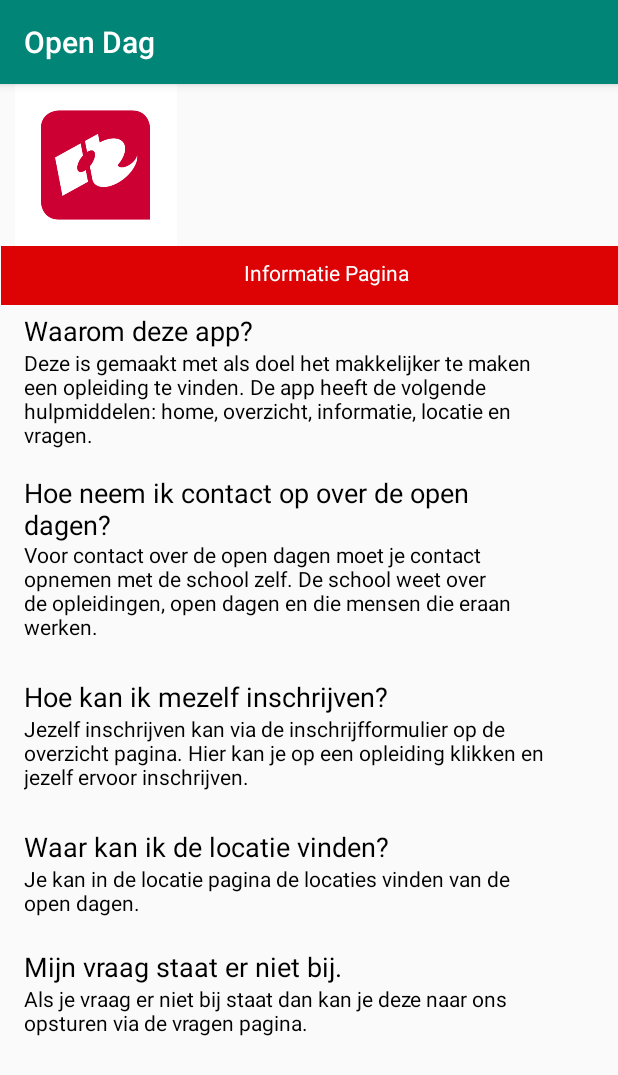
After one commit to canberkates/Project-B, an Android app: the Main2Activity screen opened directly, with no data from a screen before it, on a phone screen of 412 x 824 dp. The commit adds this screen. Shown: the top 1075 px of the screen. Run offline under Robolectric (Android 15) with nearby library versions, the phone set to English and light mode, and no system bars.

Commit message:
next version

```diff
--- a/OpenDag/app/src/main/AndroidManifest.xml
+++ b/OpenDag/app/src/main/AndroidManifest.xml
@@ -1,6 +1,6 @@
 <?xml version="1.0" encoding="utf-8"?>
 <manifest xmlns:android="http://schemas.android.com/apk/res/android"
-    package="nl.bakisen.opendag" >
+    package="nl.bakisen.opendag">
 
     <application
         android:allowBackup="true"
@@ -8,8 +8,9 @@
         android:label="@string/app_name"
         android:roundIcon="@mipmap/ic_launcher_round"
         android:supportsRtl="true"
-        android:theme="@style/AppTheme" >
-        <activity android:name=".MainActivity" >
+        android:theme="@style/AppTheme">
+        <activity android:name=".Main2Activity"></activity>
+        <activity android:name=".MainActivity">
             <intent-filter>
                 <action android:name="android.intent.action.MAIN" />
 
--- /dev/null
+++ b/OpenDag/app/src/main/java/nl/bakisen/opendag/Main2Activity.java
@@ -0,0 +1,13 @@
+package nl.bakisen.opendag;
+
+import android.support.v7.app.AppCompatActivity;
+import android.os.Bundle;
+
+public class Main2Activity extends AppCompatActivity {
+
+    @Override
+    protected void onCreate(Bundle savedInstanceState) {
+        super.onCreate(savedInstanceState);
+        setContentView(R.layout.activity_main2);
+    }
+}
--- /dev/null
+++ b/OpenDag/app/src/main/res/drawable/menubarscreen.xml
@@ -0,0 +1,4 @@
+<?xml version="1.0" encoding="utf-8"?>
+<shape android:shape="rectangle" xmlns:android="http://schemas.android.com/apk/res/android">
+<solid android:color="@color/hrokleur"/>
+</shape>
--- a/OpenDag/app/src/main/res/layout/activity_main.xml
+++ b/OpenDag/app/src/main/res/layout/activity_main.xml
@@ -10,10 +10,11 @@
     <TextView
         android:layout_width="wrap_content"
         android:layout_height="wrap_content"
-        android:text="Hello World!"
         app:layout_constraintBottom_toBottomOf="parent"
+        app:layout_constraintHorizontal_bias="0.176"
         app:layout_constraintLeft_toLeftOf="parent"
         app:layout_constraintRight_toRightOf="parent"
-        app:layout_constraintTop_toTopOf="parent" />
+        app:layout_constraintTop_toTopOf="parent"
+        app:layout_constraintVertical_bias="0.07" />
 
 </android.support.constraint.ConstraintLayout>
--- /dev/null
+++ b/OpenDag/app/src/main/res/layout/activity_main2.xml
@@ -0,0 +1,164 @@
+<?xml version="1.0" encoding="utf-8"?>
+<android.support.constraint.ConstraintLayout xmlns:android="http://schemas.android.com/apk/res/android"
+    xmlns:app="http://schemas.android.com/apk/res-auto"
+    xmlns:tools="http://schemas.android.com/tools"
+    android:layout_width="match_parent"
+    android:layout_height="match_parent"
+    tools:context=".Main2Activity">
+
+
+    <ImageView
+        android:id="@+id/imageView"
+        android:layout_width="127dp"
+        android:layout_height="108dp"
+        app:layout_constraintStart_toStartOf="parent"
+        app:layout_constraintTop_toTopOf="parent"
+        app:srcCompat="@drawable/hrlogo" />
+
+    <ImageView
+        android:id="@+id/imageView2"
+        android:layout_width="411dp"
+        android:layout_height="39dp"
+        android:layout_marginStart="8dp"
+        android:layout_marginTop="108dp"
+        app:layout_constraintEnd_toEndOf="parent"
+        app:layout_constraintHorizontal_bias="1.0"
+        app:layout_constraintStart_toStartOf="parent"
+        app:layout_constraintTop_toTopOf="parent"
+        app:srcCompat="@drawable/menubarscreen" />
+
+    <TextView
+        android:id="@+id/textView3"
+        android:layout_width="180dp"
+        android:layout_height="36dp"
+        android:layout_marginTop="108dp"
+        android:gravity="center"
+        android:text="Informatie Pagina"
+        android:textColor="@color/white"
+        app:layout_constraintEnd_toEndOf="parent"
+        app:layout_constraintHorizontal_bias="0.549"
+        app:layout_constraintStart_toStartOf="parent"
+        app:layout_constraintTop_toTopOf="parent" />
+
+    <TextView
+        android:id="@+id/textView6"
+        android:layout_width="wrap_content"
+        android:layout_height="wrap_content"
+        android:layout_marginStart="16dp"
+        android:layout_marginTop="152dp"
+        android:text="Waarom deze app?"
+        android:textColor="@color/black"
+        android:textSize="18dp"
+        app:layout_constraintStart_toStartOf="parent"
+        app:layout_constraintTop_toTopOf="parent" />
+
+    <TextView
+        android:id="@+id/textView7"
+        android:layout_width="350dp"
+        android:layout_height="wrap_content"
+        android:layout_marginStart="16dp"
+        android:layout_marginTop="260dp"
+        android:text="Hoe neem ik contact op over de open dagen?"
+        android:textColor="@color/black"
+        android:textSize="18dp"
+        app:layout_constraintStart_toStartOf="parent"
+        app:layout_constraintTop_toTopOf="parent" />
+
+    <TextView
+        android:id="@+id/textView8"
+        android:layout_width="350dp"
+        android:layout_height="wrap_content"
+        android:layout_marginStart="16dp"
+        android:layout_marginTop="496dp"
+        android:text="Waar kan ik de locatie vinden?"
+        android:textColor="@color/black"
+        android:textSize="18dp"
+        app:layout_constraintStart_toStartOf="parent"
+        app:layout_constraintTop_toTopOf="parent" />
+
+    <TextView
+        android:id="@+id/textView9"
+        android:layout_width="350dp"
+        android:layout_height="wrap_content"
+        android:layout_marginStart="16dp"
+        android:layout_marginTop="396dp"
+        android:text="Hoe kan ik mezelf inschrijven?"
+        android:textColor="@color/black"
+        android:textSize="18dp"
+        app:layout_constraintStart_toStartOf="parent"
+        app:layout_constraintTop_toTopOf="parent" />
+
+    <TextView
+        android:id="@+id/textView10"
+        android:layout_width="350dp"
+        android:layout_height="wrap_content"
+        android:layout_marginStart="16dp"
+        android:layout_marginTop="576dp"
+        android:text="Mijn vraag staat er niet bij."
+        android:textColor="@color/black"
+        android:textSize="18dp"
+        app:layout_constraintStart_toStartOf="parent"
+        app:layout_constraintTop_toTopOf="parent" />
+
+    <TextView
+        android:id="@+id/textView11"
+        android:layout_width="350dp"
+        android:layout_height="85dp"
+        android:layout_marginStart="16dp"
+        android:layout_marginTop="176dp"
+        android:text="Deze is gemaakt met als doel het makkelijker te maken een opleiding te vinden. De app heeft de volgende hulpmiddelen: home, overzicht, informatie, locatie en vragen."
+        android:textColor="@color/black"
+        android:textSize="14dp"
+        app:layout_constraintStart_toStartOf="parent"
+        app:layout_constraintTop_toTopOf="parent" />
+
+    <TextView
+        android:id="@+id/textView12"
+        android:layout_width="350dp"
+        android:layout_height="wrap_content"
+        android:layout_marginStart="16dp"
+        android:layout_marginTop="304dp"
+        android:text="Voor contact over de open dagen moet je contact opnemen met de school zelf. De school weet over de opleidingen, open dagen en die mensen die eraan werken."
+        android:textColor="@color/black"
+        android:textSize="14dp"
+        app:layout_constraintStart_toStartOf="parent"
+        app:layout_constraintTop_toTopOf="parent" />
+
+    <TextView
+        android:id="@+id/textView13"
+        android:layout_width="353dp"
+        android:layout_height="57dp"
+        android:layout_marginStart="16dp"
+        android:layout_marginTop="420dp"
+        android:text="Jezelf inschrijven kan via de inschrijfformulier op de overzicht pagina. Hier kan je op een opleiding klikken en jezelf ervoor inschrijven."
+        android:textColor="@color/black"
+        android:textSize="14dp"
+        app:layout_constraintStart_toStartOf="parent"
+        app:layout_constraintTop_toTopOf="parent" />
+
+    <TextView
+        android:id="@+id/textView14"
+        android:layout_width="350dp"
+        android:layout_height="wrap_content"
+        android:layout_marginStart="16dp"
+        android:layout_marginTop="520dp"
+        android:text="Je kan in de locatie pagina de locaties vinden van de open dagen."
+        android:textColor="@color/black"
+        android:textSize="14dp"
+        app:layout_constraintStart_toStartOf="parent"
+        app:layout_constraintTop_toTopOf="parent" />
+
+    <TextView
+        android:id="@+id/textView15"
+        android:layout_width="350dp"
+        android:layout_height="wrap_content"
+        android:layout_marginStart="16dp"
+        android:layout_marginTop="600dp"
+        android:text="Als je vraag er niet bij staat dan kan je deze naar ons opsturen via de vragen pagina."
+        android:textColor="@color/black"
+        android:textSize="14dp"
+        app:layout_constraintStart_toStartOf="parent"
+        app:layout_constraintTop_toTopOf="parent" />
+
+
+</android.support.constraint.ConstraintLayout>
--- a/OpenDag/app/src/main/res/values/colors.xml
+++ b/OpenDag/app/src/main/res/values/colors.xml
@@ -3,4 +3,8 @@
     <color name="colorPrimary">#008577</color>
     <color name="colorPrimaryDark">#00574B</color>
     <color name="colorAccent">#D81B60</color>
+    <color name="hrokleur">#DD0204</color>
+    <color name="white">#FFFFFF</color>
+    <color name="black">#000000</color>
+
 </resources>
```
Also changed, not shown: OpenDag/app/src/main/res/drawable/hrlogo.jpg (added).
